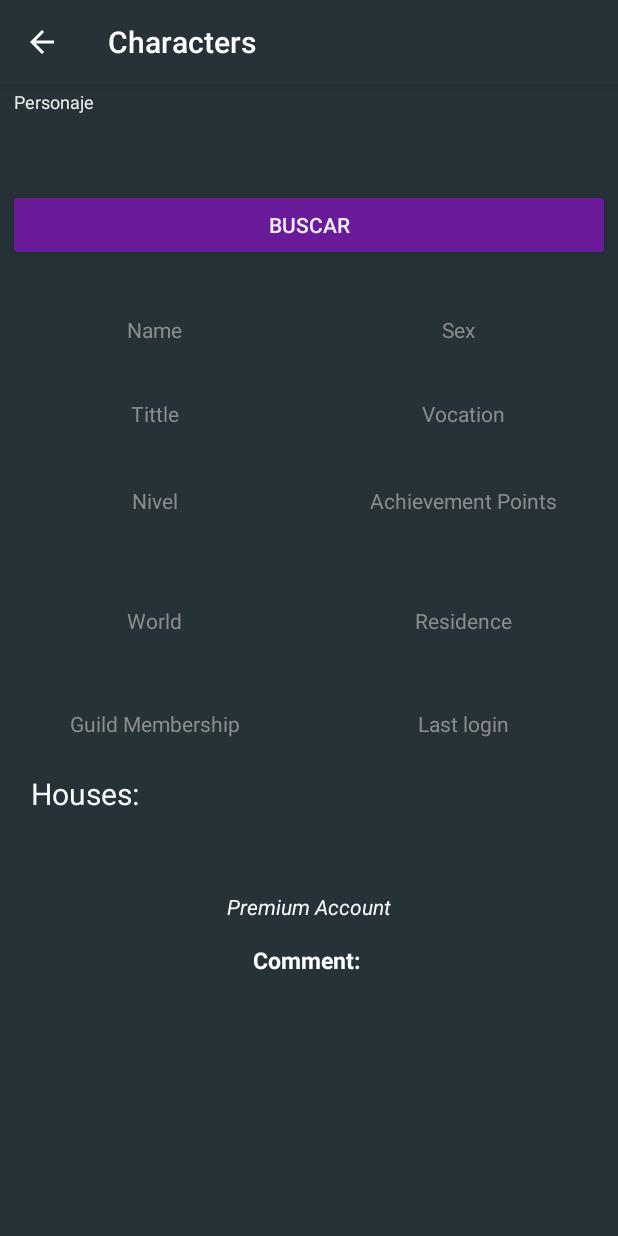
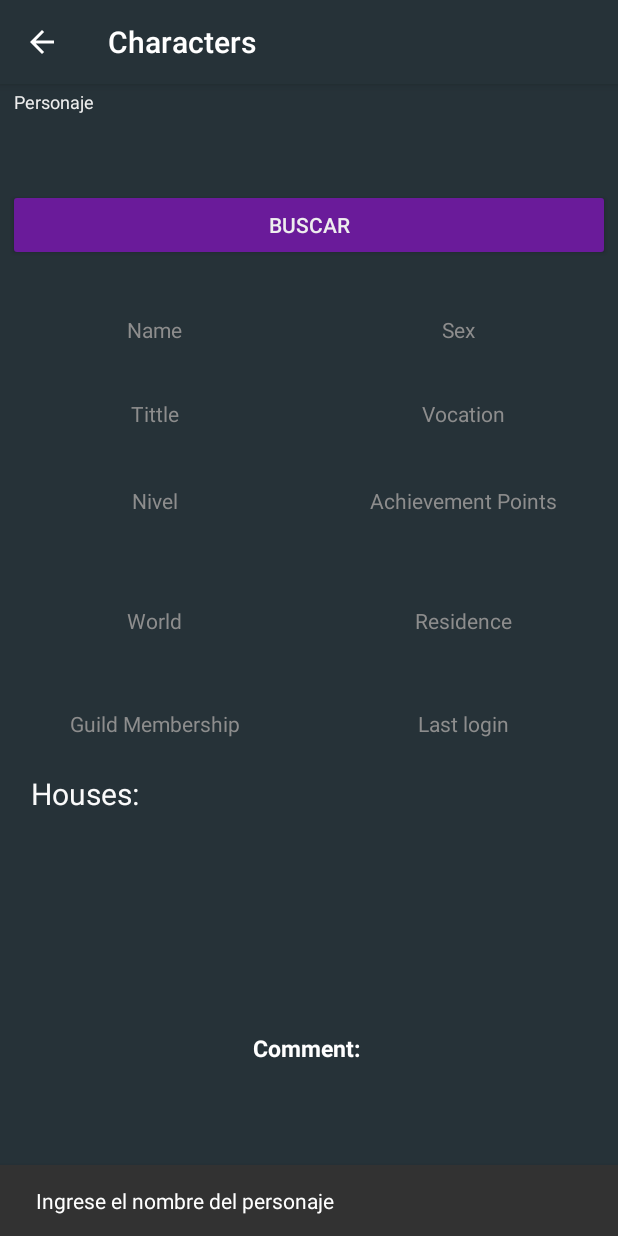
Before and after one commit to MiguelJeronimo/Ttools, an Android app: the characters screen opened directly, with no data from a screen before it, after a tap on "BUSCAR", on a phone screen of 412 x 824 dp. Run offline under Robolectric (Android 15) with nearby library versions, the phone set to English and light mode, and no system bars.

Commit message:
Validando la conexion a la api de tibia en el modulo de characters

```diff
--- a/app/src/main/java/com/example/ttools/characters.java
+++ b/app/src/main/java/com/example/ttools/characters.java
@@ -8,6 +8,7 @@ import com.example.ttools.APISERVER.TibiaAPIServer;
 import com.example.ttools.APISERVER.models.CharactersInformation.APIServicesTibia;
 import com.example.ttools.APISERVER.models.CharactersInformation.Characters.Characters;
 import com.example.ttools.utilidades.ConvertidorFecha;
+import com.google.android.material.snackbar.Snackbar;
 import com.google.gson.Gson;
 
 import androidx.annotation.NonNull;
@@ -21,6 +22,7 @@ import android.widget.Button;
 import android.widget.EditText;
 import android.widget.LinearLayout;
 import android.widget.TextView;
+import android.widget.Toast;
 
 import retrofit2.Call;
 import retrofit2.Callback;
@@ -31,7 +33,7 @@ import retrofit2.converter.gson.GsonConverterFactory;
 public class characters extends AppCompatActivity implements View.OnClickListener {
 
     private EditText nombre_persona;
-    private TextView nombre,titulo, sexo, vocacion, nivel, archiviement, mundo, residencia, guild, lastlogin, comentario, textViewPremium,textViewMirried;
+    private TextView nombre,titulo, sexo, vocacion, nivel, archiviement, mundo, residencia, guild, lastlogin, comentario, textViewPremium,textViewMirried, textViewLoyalty,textViewCreated;
     Button btnenviar;
     ConvertidorFecha convertidorFecha = new ConvertidorFecha();
     LinearLayout linearLayoutDeaths, linearLayoutOtherCharacters, linearLayoutHouses,linearLayoutAchievements;
@@ -59,6 +61,8 @@ public class characters extends AppCompatActivity implements View.OnClickListene
         comentario= (TextView) findViewById(R.id.comentario);
         textViewPremium = (TextView) findViewById(R.id.textViewPremium);
         textViewMirried = (TextView) findViewById(R.id.textViewMirried);
+        textViewLoyalty = (TextView) findViewById(R.id.textViewLoyalty);
+        textViewCreated = (TextView) findViewById(R.id.textViewCreated);
         btnenviar = (Button)findViewById(R.id.btnenviar);
         btnenviar.setOnClickListener(this);
 
@@ -84,8 +88,18 @@ public class characters extends AppCompatActivity implements View.OnClickListene
     /**Logica del programa para hacer la conexion a la API de tibia*/
     @Override
     public void onClick(final View v) {
+        if (v.getId() == R.id.btnenviar) {
+            if (nombre_persona.getText().toString().equals("")) {
+                Snackbar.make(v, "Ingrese el nombre del personaje", Snackbar.LENGTH_LONG)
+                        .setAction("Action", null).show();
+            } else {
+                infoCharacters(nombre_persona.getText().toString());
+            }
 
-        String urlAPI = "https://api.tibiadata.com/v3/character/";
+        }
+    }
+
+    public void infoCharacters(String nombre_persona){
         linearLayoutDeaths = (LinearLayout) findViewById(R.id.linearLayoutDeaths);
         linearLayoutOtherCharacters = (LinearLayout) findViewById(R.id.linearLayoutOtherCharacters);
         linearLayoutHouses = (LinearLayout) findViewById(R.id.linearLayoutHouses);
@@ -95,7 +109,9 @@ public class characters extends AppCompatActivity implements View.OnClickListene
         linearLayoutHouses.removeAllViews();
         linearLayoutAchievements.removeAllViews();
         textViewMirried.setText("");
-        if (v.getId() == R.id.btnenviar){
+        textViewLoyalty.setText("");
+        textViewCreated.setText("");
+        String urlAPI = "https://api.tibiadata.com/v3/character/";
 
             Retrofit retrofit = new Retrofit
                     .Builder()
@@ -103,12 +119,19 @@ public class characters extends AppCompatActivity implements View.OnClickListene
                     .addConverterFactory(GsonConverterFactory.create())
                     .build();
             TibiaAPIServer services = retrofit.create(TibiaAPIServer.class);
-            Call <APIServicesTibia> repo = services.getPersonajes(nombre_persona.getText().toString());
+            Call <APIServicesTibia> repo = services.getPersonajes(nombre_persona);
             repo.enqueue(new Callback<APIServicesTibia>() {
                 @Override
                 public void onResponse(Call<APIServicesTibia> call, Response<APIServicesTibia> response) {
+                    if (response.isSuccessful()) {
+
+
                         APIServicesTibia apiServicesTibia = response.body();
                         Characters characters = apiServicesTibia.getCharacters();
+                        if (characters.getCharacter().getName().equals("")) {
+                            Snackbar.make(findViewById(R.id.btnenviar), "No se encontro el personaje", Snackbar.LENGTH_LONG)
+                                    .setAction("Action", null).show();
+                        } else {
                             nombre.setText(characters.getCharacter().getName());
                             titulo.setText(characters.getCharacter().getTitle());
                             sexo.setText(characters.getCharacter().getSex());
@@ -117,23 +140,23 @@ public class characters extends AppCompatActivity implements View.OnClickListene
                             archiviement.setText(String.valueOf(characters.getCharacter().getAchievement_points()));
                             mundo.setText(characters.getCharacter().getWorld());
                             residencia.setText(characters.getCharacter().getResidence());
-                    guild.setText(characters.getCharacter().getGuild().getRank()+" of the "+characters.getCharacter().getGuild().getName());
+                            guild.setText(characters.getCharacter().getGuild().getRank() + " of the " + characters.getCharacter().getGuild().getName());
                             convertidorFecha.setExpiryDateString(characters.getCharacter().getLast_login());
                             convertidorFecha.convertirFecha();
                             lastlogin.setText(convertidorFecha.getFechaConvertida());
                             comentario.setText(characters.getCharacter().getComment());
                             textViewPremium.setText(characters.getCharacter().getAccount_status());
-                    if (characters.getCharacter().getMarried_to()!=null){
-                        textViewMirried.setText("\uD83D\uDC8D️\u200D\uD83D\uDD25: "+characters.getCharacter().getMarried_to());
+                            if (characters.getCharacter().getMarried_to() != null) {
+                                textViewMirried.setText("\uD83D\uDC8D️\u200D\uD83D\uDD25: " + characters.getCharacter().getMarried_to());
                             }
-                    if (characters.getCharacter().getHouses() != null){
+                            if (characters.getCharacter().getHouses() != null) {
                                 for (int i = 0; i < characters.getCharacter().getHouses().size(); i++) {
                                     // System.out.println(characters.getDeaths().get(i).getReason());
                                     TextView textViewHouses = new TextView(characters.this);
-                            textViewHouses.setText("\uD83C\uDFD8️"+" Name:"
-                                    +characters.getCharacter().getHouses().get(i).getName()+
-                                    "\n Town: "+characters.getCharacter().getHouses().get(i).getTown()+
-                                    "\n Paid: "+characters.getCharacter().getHouses().get(i).getPaid());
+                                    textViewHouses.setText("\uD83C\uDFD8️" + " Name:"
+                                            + characters.getCharacter().getHouses().get(i).getName() +
+                                            "\n Town: " + characters.getCharacter().getHouses().get(i).getTown() +
+                                            "\n Paid: " + characters.getCharacter().getHouses().get(i).getPaid());
                                     textViewHouses.setTextColor(getResources().getColor(R.color.leyenda));
                                     textViewHouses.setTextSize(15);
                                     textViewHouses.setTextColor(Color.parseColor("#CE93D8"));
@@ -143,13 +166,13 @@ public class characters extends AppCompatActivity implements View.OnClickListene
                                 }
                             }
 
-                   if (characters.getDeaths() != null){
+                            if (characters.getDeaths() != null) {
                                 for (int i = 0; i < characters.getDeaths().size(); i++) {
                                     // System.out.println(characters.getDeaths().get(i).getReason());
                                     TextView textViewWeakness = new TextView(characters.this);
                                     convertidorFecha.setExpiryDateString(characters.getDeaths().get(i).getTime());
                                     convertidorFecha.convertirFecha();
-                           textViewWeakness.setText("☠️️"+" "+convertidorFecha.getFechaConvertida()+" - "+characters.getDeaths().get(i).getReason());
+                                    textViewWeakness.setText("☠️️" + " " + convertidorFecha.getFechaConvertida() + " - " + characters.getDeaths().get(i).getReason());
                                     textViewWeakness.setTextColor(getResources().getColor(R.color.leyenda));
                                     textViewWeakness.setTextSize(15);
                                     textViewWeakness.setTextColor(Color.parseColor("#CE93D8"));
@@ -158,19 +181,19 @@ public class characters extends AppCompatActivity implements View.OnClickListene
                                     linearLayoutDeaths.addView(textViewWeakness);
                                 }
                             }
-                   if (characters.getOther_characters()!=null){
+                            if (characters.getOther_characters() != null) {
                                 for (int i = 0; i < characters.getOther_characters().size(); i++) {
                                     TextView textViewOther = new TextView(characters.this);
                                     // System.out.println(characters.getDeaths().get(i).getReason());
-                           textViewOther.setText("\uD83D\uDC4A\uD83C\uDFFE"+" "
-                                   +characters.getOther_characters().get(i).getName()+
-                                   "\nMain: "+characters.getOther_characters().get(i).getMain()+
-                                   "\nWorld: "+characters.getOther_characters().get(i).getWorld()+
-                                   "\nStatus: "+characters.getOther_characters().get(i).getStatus()+
-                                   "\nDelete: "+characters.getOther_characters().get(i).getDeleted());
-                           if (characters.getOther_characters().get(i).getStatus().equals("online")){
+                                    textViewOther.setText("\uD83D\uDC4A\uD83C\uDFFE" + " "
+                                            + characters.getOther_characters().get(i).getName() +
+                                            "\nMain: " + characters.getOther_characters().get(i).getMain() +
+                                            "\nWorld: " + characters.getOther_characters().get(i).getWorld() +
+                                            "\nStatus: " + characters.getOther_characters().get(i).getStatus() +
+                                            "\nDelete: " + characters.getOther_characters().get(i).getDeleted());
+                                    if (characters.getOther_characters().get(i).getStatus().equals("online")) {
                                         textViewOther.setTextColor(Color.GREEN);
-                           } else{
+                                    } else {
                                         textViewOther.setTextColor(Color.parseColor("#E53935"));
                                     }
                                     textViewOther.setTextSize(15);
@@ -180,13 +203,13 @@ public class characters extends AppCompatActivity implements View.OnClickListene
                                 }
                             }
 
-                   if (characters.getAchievements() != null){
+                            if (characters.getAchievements() != null) {
                                 for (int i = 0; i < characters.getAchievements().size(); i++) {
                                     // System.out.println(characters.getDeaths().get(i).getReason());
                                     TextView textViewWeakness = new TextView(characters.this);
-                           textViewWeakness.setText("\uD83C\uDF1F"+" Name: "+characters.getAchievements().get(i).getName()+
-                                   "\n Grade: "+characters.getAchievements().get(i).getGrade()+
-                                   "\n Secret: "+characters.getAchievements().get(i).isSecret());
+                                    textViewWeakness.setText("\uD83C\uDF1F" + " Name: " + characters.getAchievements().get(i).getName() +
+                                            "\n Grade: " + characters.getAchievements().get(i).getGrade() +
+                                            "\n Secret: " + characters.getAchievements().get(i).isSecret());
                                     textViewWeakness.setTextColor(getResources().getColor(R.color.leyenda));
                                     textViewWeakness.setTextSize(15);
                                     textViewWeakness.setTextColor(Color.parseColor("#CE93D8"));
@@ -195,15 +218,26 @@ public class characters extends AppCompatActivity implements View.OnClickListene
                                     linearLayoutAchievements.addView(textViewWeakness);
                                 }
                             }
+                            /*
+                             * Llenar los campos de AccountInformation
+                             * */
+                            if (characters.getAccount_information() != null) {
+                                textViewLoyalty.setText(characters.getAccount_information().getLoyalty_title());
+                                textViewCreated.setText(characters.getAccount_information().getCreated());
+                            }
+                        }
+                    } else{
+                        Snackbar.make(findViewById(R.id.btnenviar), "Error al conectar con la API", Snackbar.LENGTH_LONG)
+                                .setAction("Action", null).show();
+                    }
                 }
 
                 @Override
                 public void onFailure(Call<APIServicesTibia> call, Throwable t) {
-
+                    Toast.makeText(characters.this, t.getMessage(), Toast.LENGTH_SHORT).show();
                 }
             });
 
-        }
 
     }
 }
--- a/app/src/main/res/layout/content_characters.xml
+++ b/app/src/main/res/layout/content_characters.xml
@@ -349,7 +349,7 @@
                 android:textStyle="bold"
                 app:layout_constraintEnd_toEndOf="parent"
                 app:layout_constraintStart_toStartOf="parent"
-                app:layout_constraintTop_toBottomOf="@+id/textViewPremium"
+                app:layout_constraintTop_toBottomOf="@+id/textViewLoyalty"
                 tools:ignore="MissingConstraints" />
 
             <TextView
@@ -379,7 +379,7 @@
                 android:layout_width="wrap_content"
                 android:layout_height="wrap_content"
                 android:layout_marginTop="15dp"
-                android:text="Premium Account"
+                android:text=""
                 android:textColor="@color/letras"
                 android:textStyle="italic"
                 app:layout_constraintEnd_toEndOf="parent"
@@ -387,10 +387,10 @@
                 app:layout_constraintTop_toBottomOf="@+id/linearLayoutHouses" />
 
             <TextView
-                android:id="@+id/textViewMirrier"
+                android:id="@+id/textViewCreated"
                 android:layout_width="wrap_content"
                 android:layout_height="wrap_content"
-                android:layout_marginTop="15dp"
+                android:layout_marginTop="10dp"
                 android:text=""
                 android:textColor="@color/letras"
                 android:textStyle="italic"
@@ -459,6 +459,18 @@
                 app:layout_constraintTop_toBottomOf="@+id/linearLayoutOtherCharacters"
                 tools:layout_editor_absoluteX="1dp"></LinearLayout>
 
+            <TextView
+                android:id="@+id/textViewLoyalty"
+                android:layout_width="wrap_content"
+                android:layout_height="wrap_content"
+                android:layout_marginTop="10dp"
+                android:text=""
+                android:textColor="@color/letras"
+                android:textStyle="italic"
+                app:layout_constraintEnd_toEndOf="parent"
+                app:layout_constraintStart_toStartOf="parent"
+                app:layout_constraintTop_toBottomOf="@+id/textViewCreated" />
+
 
         </androidx.constraintlayout.widget.ConstraintLayout>
     </ScrollView>
```
Lines whose indentation alone changed are shown as unchanged.
